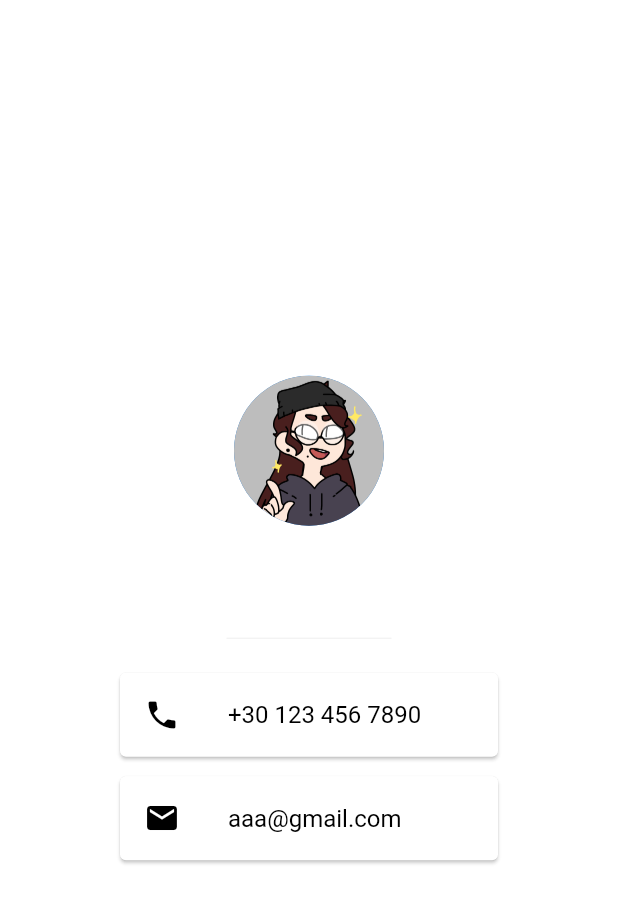
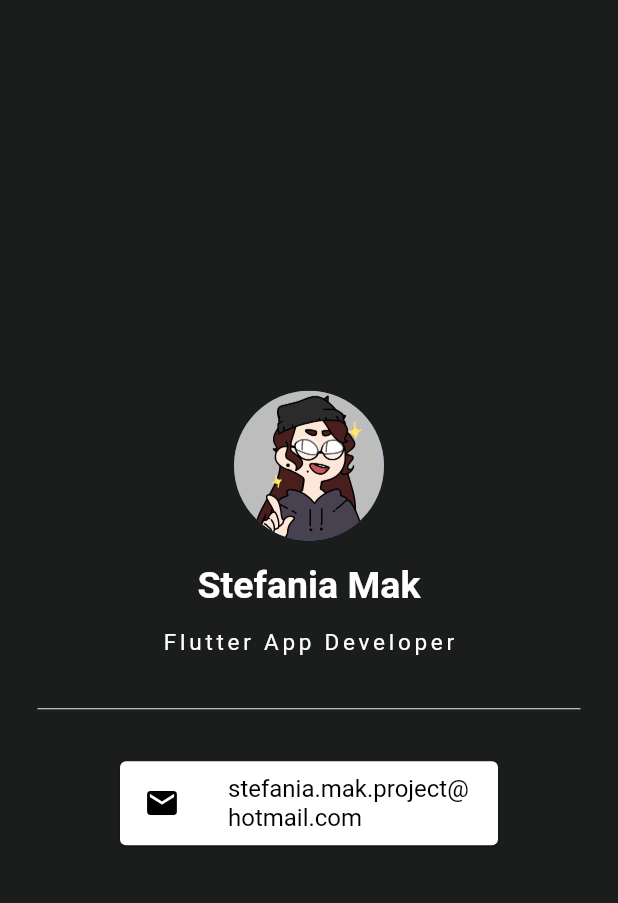
Before and after one commit to stefaniamak/stefaniamak.github.io, a Flutter app: the screen it shows after launch, on a phone screen of 412 x 824 dp. Shown: the top 903 px of the screen. Run offline on Flutter 3.47's test engine with Material 2 defaults, Android fonts, the phone set to English and light mode, and no system bars; Roboto replaces fonts that are missing (Grenze, Turret).

Commit message:
modified UI

```diff
--- a/lib/main.dart
+++ b/lib/main.dart
@@ -47,10 +47,14 @@ class _MyHomePageState extends State<MyHomePage> {
     // );
     Color _darkMainColor = Colors.white10;
     Color _lightMainColor = Colors.white;
+    double windowWidth = MediaQuery.of(context).size.width;
+    print('windowWidth: $windowWidth');
     return MaterialApp(
       home: Scaffold(
-        backgroundColor: _darkMainColor,
-        body: SafeArea(
+        backgroundColor: Color(0xFF1b1c1c),
+        body: Center(
+          child: Container(
+            width: windowWidth > 800 ? 800.0 : windowWidth,
             child: Column(
               mainAxisAlignment: MainAxisAlignment.center,
               crossAxisAlignment: CrossAxisAlignment.center,
@@ -59,42 +63,49 @@ class _MyHomePageState extends State<MyHomePage> {
                   radius: 50.0,
                   backgroundImage: AssetImage('assets/stefania_mak_icon.png'),
                 ),
-              Text(
+                Padding(
+                  padding: const EdgeInsets.symmetric(vertical: 15),
+                  child: Text(
                     'Stefania Mak',
                     style: TextStyle(
-                    fontFamily: 'Grenze',
-                    fontSize: 40.0,
+                        // fontFamily: 'Grenze',
+                        fontSize: 25.0,
                         fontWeight: FontWeight.bold,
                         color: _lightMainColor),
                   ),
+                ),
                 Text(
-                'Android App Developer',
+                  'Flutter App Developer',
                   style: TextStyle(
-                    fontFamily: 'Turret',
+                      // fontFamily: 'Turret',
                       fontSize: 15.0,
                       color: _lightMainColor,
                       letterSpacing: 2.5),
                 ),
-              SizedBox(
+                Padding(
+                  padding: const EdgeInsets.all(25.0),
+                  child: SizedBox(
                     height: 20.0,
-                width: 110.0,
+                    // width: 110.0,
                     child: Divider(
                       color: Colors.grey[200],
                     ),
                   ),
-              Card(
-                margin: EdgeInsets.symmetric(horizontal: 80.0, vertical: 13.0),
-                color: _lightMainColor,
-                child: ListTile(
-                    leading: Icon(
-                      Icons.phone,
-                      color: Colors.black,
                 ),
-                    title: Text(
-                      '+30 123 456 7890',
-                      style: TextStyle(color: Colors.black),
-                    )),
-              ),
+                // Card(
+                //   margin:
+                //       EdgeInsets.symmetric(horizontal: 80.0, vertical: 13.0),
+                //   color: _lightMainColor,
+                //   child: ListTile(
+                //       leading: Icon(
+                //         Icons.phone,
+                //         color: Colors.black,
+                //       ),
+                //       title: Text(
+                //         '+30 123 456 7890',
+                //         style: TextStyle(color: Colors.black),
+                //       )),
+                // ),
                 Card(
                   margin: EdgeInsets.symmetric(horizontal: 80.0),
                   color: _lightMainColor,
@@ -104,7 +115,7 @@ class _MyHomePageState extends State<MyHomePage> {
                         color: Colors.black,
                       ),
                       title: Text(
-                      'aaa@gmail.com',
+                        'stefania.mak.project@hotmail.com',
                         style: TextStyle(color: Colors.black),
                       )),
                 ),
@@ -112,6 +123,7 @@ class _MyHomePageState extends State<MyHomePage> {
             ),
           ),
         ),
+      ),
     );
   }
 }
```
Lines whose indentation alone changed are shown as unchanged.
